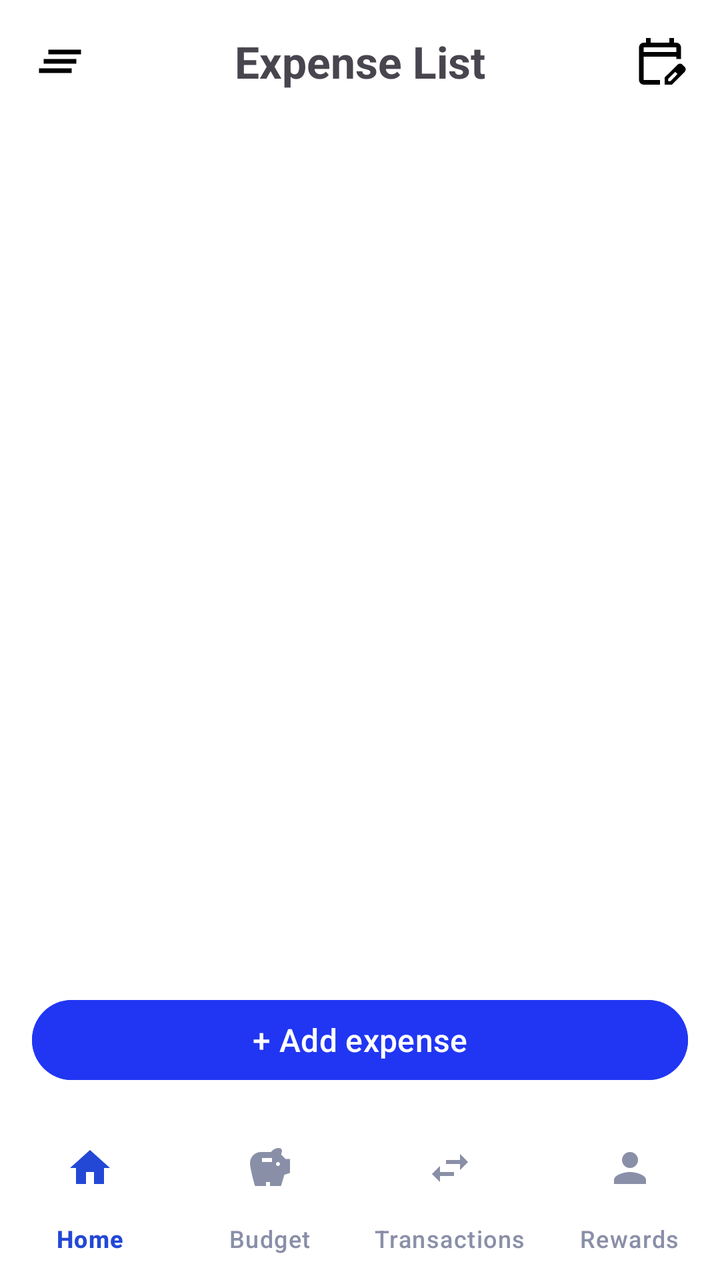
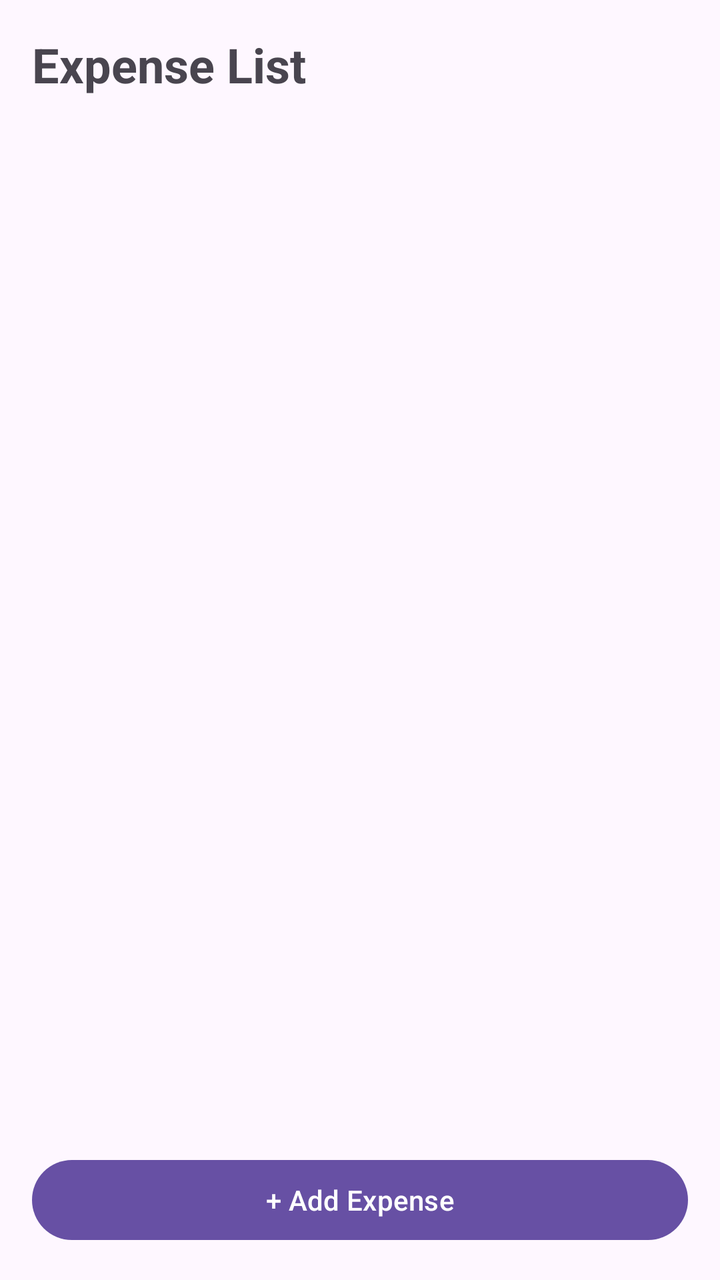

The first picture is an Android layout as it rendered before a commit; the second is the same layout after the commit. The layout source and the unified diff follow.
<!-- AndroidManifest.xml: application theme Theme.Wallet_wise_app -->
<!-- res/layout/activity_expense_list.xml -->
<?xml version="1.0" encoding="utf-8"?>
<LinearLayout xmlns:android="http://schemas.android.com/apk/res/android"
    xmlns:app="http://schemas.android.com/apk/res-auto"
    android:layout_width="match_parent"
    android:layout_height="match_parent"
    android:orientation="vertical"
    android:background="#FFFFFF">

    
    <LinearLayout
        android:layout_width="match_parent"
        android:layout_height="wrap_content"
        android:orientation="horizontal"
        android:gravity="center_vertical"
        android:padding="16dp">

        
        <ImageView
            android:id="@+id/btnMenu"
            android:layout_width="28dp"
            android:layout_height="28dp"
            android:src="@drawable/ic_menu"
            android:contentDescription="Menu" />

        
        <TextView
            android:layout_width="0dp"
            android:layout_height="wrap_content"
            android:layout_weight="1"
            android:text="Expense List"
            android:textSize="22sp"
            android:textStyle="bold"
            android:gravity="center" />

        
        <ImageView
            android:id="@+id/btnCalendar"
            android:layout_width="28dp"
            android:layout_height="28dp"
            android:src="@drawable/ic_calendar"
            android:contentDescription="Calendar" />

    </LinearLayout>


    
    <ListView
        android:id="@+id/lvExpenses"
        android:layout_width="match_parent"
        android:layout_height="0dp"
        android:layout_weight="1"
        android:divider="#E5E5E5"
        android:dividerHeight="1dp"
        android:padding="8dp" />

    
    <Button
        android:id="@+id/btnGoToAddExpense"
        android:layout_width="match_parent"
        android:layout_height="wrap_content"
        android:text="+ Add expense"
        android:textSize="16sp"
        android:backgroundTint="#2136F3"
        android:textColor="#FFFFFF"
        android:layout_margin="16dp" />

    
    <com.google.android.material.bottomnavigation.BottomNavigationView
        android:id="@+id/bottomNavigation"
        android:layout_width="match_parent"
        android:layout_height="wrap_content"
        android:background="#FFFFFF"
        app:itemIconTint="@color/botton_nav_color"
        app:itemTextColor="@color/botton_nav_color"
        app:labelVisibilityMode="labeled"
        app:menu="@menu/bottom_nav_menu" />

</LinearLayout>
<!-- resources referenced by this layout -->
<resources>
  <!-- drawable ic_calendar (drawable) -->
  <vector xmlns:android="http://schemas.android.com/apk/res/android" android:height="24dp" android:tint="#000000" android:viewportHeight="960" android:viewportWidth="960" android:width="24dp">
        
      <path android:fillColor="@android:color/white" android:pathData="M200,880Q167,880 143.5,856.5Q120,833 120,800L120,240Q120,207 143.5,183.5Q167,160 200,160L240,160L240,80L320,80L320,160L640,160L640,80L720,80L720,160L760,160Q793,160 816.5,183.5Q840,207 840,240L840,440L760,440L760,400L200,400L200,800Q200,800 200,800Q200,800 200,800L480,800L480,880L200,880ZM200,320L760,320L760,240Q760,240 760,240Q760,240 760,240L200,240Q200,240 200,240Q200,240 200,240L200,320ZM200,320L200,240Q200,240 200,240Q200,240 200,240L200,240Q200,240 200,240Q200,240 200,240L200,320ZM560,880L560,757L781,537Q790,528 801,524Q812,520 823,520Q835,520 846,524.5Q857,529 866,538L903,575Q911,584 915.5,595Q920,606 920,617Q920,628 916,639.5Q912,651 903,660L683,880L560,880ZM860,617L860,617L823,580L823,580L860,617ZM620,820L658,820L779,698L761,679L742,661L620,782L620,820ZM761,679L742,661L742,661L779,698L779,698L761,679Z"/>
      
  </vector>
  <!-- drawable ic_menu (drawable) -->
  <vector xmlns:android="http://schemas.android.com/apk/res/android" android:height="24dp" android:tint="#000000" android:viewportHeight="960" android:viewportWidth="960" android:width="24dp">
        
      <path android:fillColor="@android:color/white" android:pathData="M120,680L120,600L680,600L680,680L120,680ZM200,520L200,440L760,440L760,520L200,520ZM280,360L280,280L840,280L840,360L280,360Z"/>
      
  </vector>
  <style name="Theme.Wallet_wise_app" parent="Base.Theme.Wallet_wise_app" />
  <style name="Base.Theme.Wallet_wise_app" parent="Theme.Material3.DayNight.NoActionBar">
          
          
      </style>
</resources>

<!-- the commit's change to res/layout/activity_expense_list.xml (unified diff, before → after) -->
@@ -1,78 +1,39 @@
 <?xml version="1.0" encoding="utf-8"?>
 <LinearLayout xmlns:android="http://schemas.android.com/apk/res/android"
-    xmlns:app="http://schemas.android.com/apk/res-auto"
     android:layout_width="match_parent"
     android:layout_height="match_parent"
     android:orientation="vertical"
-    android:background="#FFFFFF">
+    android:padding="16dp">
 
-    
-    <LinearLayout
+    <TextView
+        android:layout_width="wrap_content"
+        android:layout_height="wrap_content"
+        android:text="Expense List"
+        android:textSize="24sp"
+        android:textStyle="bold"
+        android:layout_marginBottom="16dp" />
+
+    <TextView
+        android:id="@+id/emptyText"
         android:layout_width="match_parent"
-        android:layout_height="wrap_content"
-        android:orientation="horizontal"
-        android:gravity="center_vertical"
-        android:padding="16dp">
+        android:layout_height="0dp"
+        android:layout_weight="1"
+        android:text="No expenses yet. Add your first expense!"
+        android:textSize="16sp"
+        android:gravity="center"
+        android:visibility="gone" />
 
-        
-        <ImageView
-            android:id="@+id/btnMenu"
-            android:layout_width="28dp"
-            android:layout_height="28dp"
-            android:src="@drawable/ic_menu"
-            android:contentDescription="Menu" />
-
-        
-        <TextView
-            android:layout_width="0dp"
-            android:layout_height="wrap_content"
-            android:layout_weight="1"
-            android:text="Expense List"
-            android:textSize="22sp"
-            android:textStyle="bold"
-            android:gravity="center" />
-
-        
-        <ImageView
-            android:id="@+id/btnCalendar"
-            android:layout_width="28dp"
-            android:layout_height="28dp"
-            android:src="@drawable/ic_calendar"
-            android:contentDescription="Calendar" />
-
-    </LinearLayout>
-
-
-    
     <ListView
         android:id="@+id/lvExpenses"
         android:layout_width="match_parent"
         android:layout_height="0dp"
-        android:layout_weight="1"
-        android:divider="#E5E5E5"
-        android:dividerHeight="1dp"
-        android:padding="8dp" />
+        android:layout_weight="1" />
 
-    
     <Button
         android:id="@+id/btnGoToAddExpense"
         android:layout_width="match_parent"
         android:layout_height="wrap_content"
-        android:text="+ Add expense"
-        android:textSize="16sp"
-        android:backgroundTint="#2136F3"
-        android:textColor="#FFFFFF"
-        android:layout_margin="16dp" />
-
-    
-    <com.google.android.material.bottomnavigation.BottomNavigationView
-        android:id="@+id/bottomNavigation"
-        android:layout_width="match_parent"
-        android:layout_height="wrap_content"
-        android:background="#FFFFFF"
-        app:itemIconTint="@color/botton_nav_color"
-        app:itemTextColor="@color/botton_nav_color"
-        app:labelVisibilityMode="labeled"
-        app:menu="@menu/bottom_nav_menu" />
+        android:text="+ Add Expense"
+        android:layout_marginTop="16dp" />
 
 </LinearLayout>
<!-- resource entries referenced after the edit -->
@@ -1,17 +1,5 @@
 <!-- resources referenced by this layout -->
 <resources>
-  <!-- drawable ic_calendar (drawable) -->
-  <vector xmlns:android="http://schemas.android.com/apk/res/android" android:height="24dp" android:tint="#000000" android:viewportHeight="960" android:viewportWidth="960" android:width="24dp">
-        
-      <path android:fillColor="@android:color/white" android:pathData="M200,880Q167,880 143.5,856.5Q120,833 120,800L120,240Q120,207 143.5,183.5Q167,160 200,160L240,160L240,80L320,80L320,160L640,160L640,80L720,80L720,160L760,160Q793,160 816.5,183.5Q840,207 840,240L840,440L760,440L760,400L200,400L200,800Q200,800 200,800Q200,800 200,800L480,800L480,880L200,880ZM200,320L760,320L760,240Q760,240 760,240Q760,240 760,240L200,240Q200,240 200,240Q200,240 200,240L200,320ZM200,320L200,240Q200,240 200,240Q200,240 200,240L200,240Q200,240 200,240Q200,240 200,240L200,320ZM560,880L560,757L781,537Q790,528 801,524Q812,520 823,520Q835,520 846,524.5Q857,529 866,538L903,575Q911,584 915.5,595Q920,606 920,617Q920,628 916,639.5Q912,651 903,660L683,880L560,880ZM860,617L860,617L823,580L823,580L860,617ZM620,820L658,820L779,698L761,679L742,661L620,782L620,820ZM761,679L742,661L742,661L779,698L779,698L761,679Z"/>
-      
-  </vector>
-  <!-- drawable ic_menu (drawable) -->
-  <vector xmlns:android="http://schemas.android.com/apk/res/android" android:height="24dp" android:tint="#000000" android:viewportHeight="960" android:viewportWidth="960" android:width="24dp">
-        
-      <path android:fillColor="@android:color/white" android:pathData="M120,680L120,600L680,600L680,680L120,680ZM200,520L200,440L760,440L760,520L200,520ZM280,360L280,280L840,280L840,360L280,360Z"/>
-      
-  </vector>
   <style name="Theme.Wallet_wise_app" parent="Base.Theme.Wallet_wise_app" />
   <style name="Base.Theme.Wallet_wise_app" parent="Theme.Material3.DayNight.NoActionBar">
           
